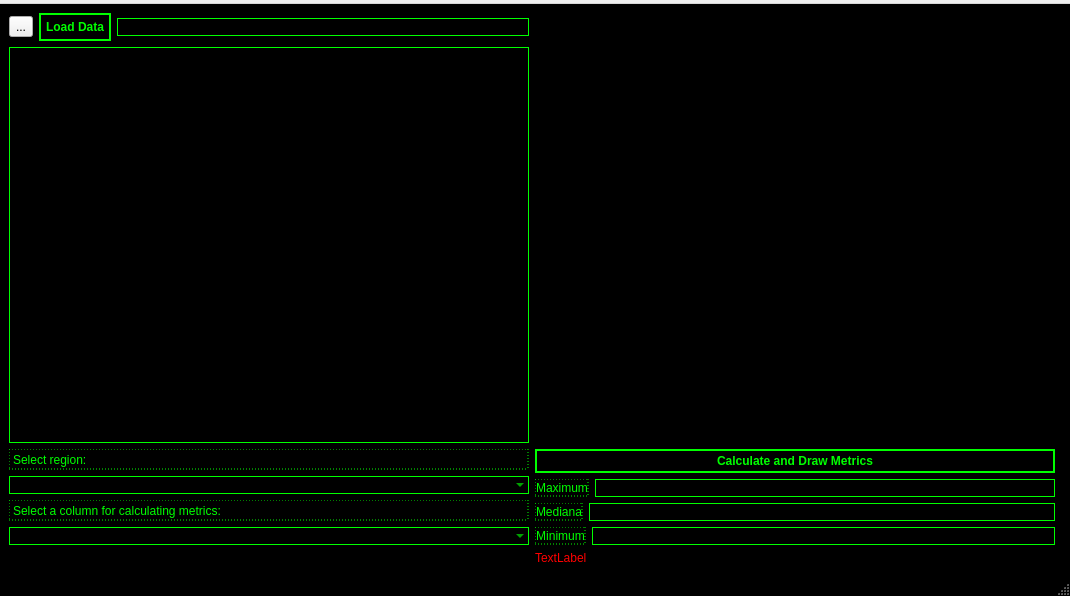
Above: mainwindow.ui from mashka-antonova/OP_lab_3 before the change. Below: the same form after it.
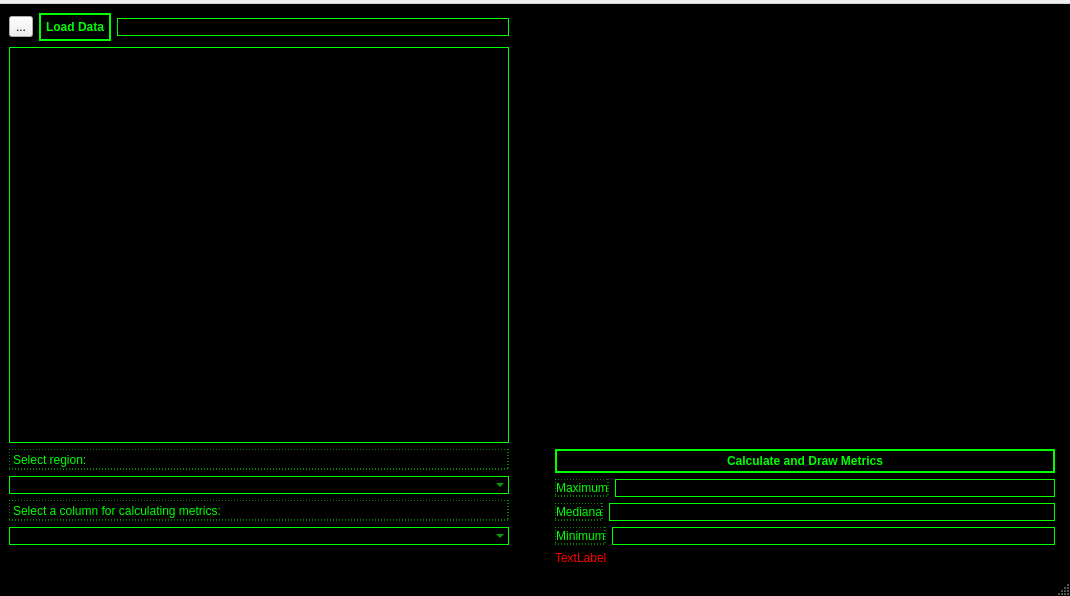
That is the form after the change. Icons and pictures are not drawn.

The edit to the form file:
```diff
--- a/mainwindow.ui
+++ b/mainwindow.ui
@@ -83,37 +83,48 @@
   </property>
   <widget class="QWidget" name="centralwidget">
    <layout class="QGridLayout" name="gridLayout">
-    <item row="0" column="0">
-     <layout class="QHBoxLayout" name="horizontalLayout">
+    <item row="2" column="2">
+     <layout class="QVBoxLayout" name="verticalLayout_4">
       <item>
-       <widget class="QToolButton" name="selectFile">
-        <property name="text">
-         <string>...</string>
-        </property>
-        <property name="icon">
-         <iconset resource="source.qrc">
-          <normaloff>:/icon/papka.jpg</normaloff>:/icon/papka.jpg</iconset>
-        </property>
-        <property name="iconSize">
+       <widget class="QPushButton" name="calculateMetrix">
+        <property name="maximumSize">
          <size>
-          <width>30</width>
-          <height>30</height>
+          <width>16777215</width>
+          <height>24</height>
          </size>
         </property>
-       </widget>
-      </item>
-      <item>
-       <widget class="QPushButton" name="loadData">
         <property name="styleSheet">
          <string notr="true">font: 9pt &quot;Courier New&quot;;</string>
         </property>
         <property name="text">
-         <string>Load Data</string>
+         <string>Calculate and Draw Metrics</string>
         </property>
        </widget>
       </item>
       <item>
-       <widget class="QLineEdit" name="filePath">
+       <layout class="QHBoxLayout" name="horizontalLayout_11">
+        <item>
+         <widget class="QLabel" name="label_5">
+          <property name="styleSheet">
+           <string notr="true">color: #00FF00;
+background-color: #000000;
+border: 1px solid #00FF00;
+font-family: &quot;Courier New&quot;, monospace;
+border-style: dashed</string>
+          </property>
+          <property name="text">
+           <string>Maximum</string>
+          </property>
+          <property name="alignment">
+           <set>Qt::AlignmentFlag::AlignCenter</set>
+          </property>
+          <property name="wordWrap">
+           <bool>false</bool>
+          </property>
+         </widget>
+        </item>
+        <item>
+         <widget class="QLineEdit" name="maximum">
         <property name="readOnly">
          <bool>true</bool>
         </property>
@@ -121,10 +132,10 @@
       </item>
      </layout>
     </item>
-    <item row="2" column="0">
-     <layout class="QVBoxLayout" name="verticalLayout_2">
       <item>
-       <widget class="QLabel" name="label">
+       <layout class="QHBoxLayout" name="horizontalLayout_12">
+        <item>
+         <widget class="QLabel" name="label_4">
         <property name="styleSheet">
          <string notr="true">color: #00FF00;
 background-color: #000000;
@@ -133,15 +144,26 @@
 border-style: dashed</string>
         </property>
         <property name="text">
-         <string>Select region:</string>
-        </property>
+           <string>Mediana</string>
+          </property>
+          <property name="alignment">
+           <set>Qt::AlignmentFlag::AlignCenter</set>
+          </property>
        </widget>
       </item>
       <item>
-       <widget class="QComboBox" name="regionInput"/>
-      </item>
+         <widget class="QLineEdit" name="mediana">
+          <property name="readOnly">
+           <bool>true</bool>
+          </property>
+         </widget>
+        </item>
+       </layout>
+      </item>
       <item>
-       <widget class="QLabel" name="label_2">
+       <layout class="QHBoxLayout" name="horizontalLayout_13">
+        <item>
+         <widget class="QLabel" name="label_3">
         <property name="styleSheet">
          <string notr="true">color: #00FF00;
 background-color: #000000;
@@ -150,12 +172,21 @@
 border-style: dashed</string>
         </property>
         <property name="text">
-         <string>Select a column for calculating metrics:</string>
-        </property>
+           <string>Minimum</string>
+          </property>
+          <property name="alignment">
+           <set>Qt::AlignmentFlag::AlignCenter</set>
+          </property>
        </widget>
       </item>
       <item>
-       <widget class="QComboBox" name="columnInput"/>
+         <widget class="QLineEdit" name="minimum">
+          <property name="readOnly">
+           <bool>true</bool>
+          </property>
+         </widget>
+        </item>
+       </layout>
       </item>
      </layout>
     </item>
@@ -214,55 +245,51 @@
       </property>
      </widget>
     </item>
-    <item row="3" column="1">
+    <item row="3" column="2">
      <widget class="QLabel" name="outputErrorLabel">
       <property name="text">
        <string>TextLabel</string>
       </property>
      </widget>
     </item>
-    <item row="2" column="1">
-     <layout class="QVBoxLayout" name="verticalLayout_4">
+    <item row="1" column="2" colspan="2">
+     <widget class="QLabel" name="graph">
+      <property name="text">
+       <string>&lt;html&gt;&lt;head/&gt;&lt;body&gt;&lt;p&gt;&lt;br/&gt;&lt;/p&gt;&lt;/body&gt;&lt;/html&gt;</string>
+      </property>
+     </widget>
+    </item>
+    <item row="0" column="0">
+     <layout class="QHBoxLayout" name="horizontalLayout">
       <item>
-       <widget class="QPushButton" name="calculateMetrix">
-        <property name="maximumSize">
+       <widget class="QToolButton" name="selectFile">
+        <property name="text">
+         <string>...</string>
+        </property>
+        <property name="icon">
+         <iconset resource="source.qrc">
+          <normaloff>:/icon/papka.jpg</normaloff>:/icon/papka.jpg</iconset>
+        </property>
+        <property name="iconSize">
          <size>
-          <width>16777215</width>
-          <height>24</height>
+          <width>30</width>
+          <height>30</height>
          </size>
         </property>
+       </widget>
+      </item>
+      <item>
+       <widget class="QPushButton" name="loadData">
         <property name="styleSheet">
          <string notr="true">font: 9pt &quot;Courier New&quot;;</string>
         </property>
         <property name="text">
-         <string>Calculate and Draw Metrics</string>
+         <string>Load Data</string>
         </property>
        </widget>
       </item>
       <item>
-       <layout class="QHBoxLayout" name="horizontalLayout_11">
-        <item>
-         <widget class="QLabel" name="label_5">
-          <property name="styleSheet">
-           <string notr="true">color: #00FF00;
-background-color: #000000;
-border: 1px solid #00FF00;
-font-family: &quot;Courier New&quot;, monospace;
-border-style: dashed</string>
-          </property>
-          <property name="text">
-           <string>Maximum</string>
-          </property>
-          <property name="alignment">
-           <set>Qt::AlignmentFlag::AlignCenter</set>
-          </property>
-          <property name="wordWrap">
-           <bool>false</bool>
-          </property>
-         </widget>
-        </item>
-        <item>
-         <widget class="QLineEdit" name="maximum">
+       <widget class="QLineEdit" name="filePath">
           <property name="readOnly">
            <bool>true</bool>
           </property>
@@ -270,10 +297,10 @@
         </item>
        </layout>
       </item>
+    <item row="2" column="0">
+     <layout class="QVBoxLayout" name="verticalLayout_2">
       <item>
-       <layout class="QHBoxLayout" name="horizontalLayout_12">
-        <item>
-         <widget class="QLabel" name="label_4">
+       <widget class="QLabel" name="label">
           <property name="styleSheet">
            <string notr="true">color: #00FF00;
 background-color: #000000;
@@ -282,26 +309,15 @@
 border-style: dashed</string>
           </property>
           <property name="text">
-           <string>Mediana</string>
-          </property>
-          <property name="alignment">
-           <set>Qt::AlignmentFlag::AlignCenter</set>
-          </property>
+         <string>Select region:</string>
+        </property>
          </widget>
         </item>
         <item>
-         <widget class="QLineEdit" name="mediana">
-          <property name="readOnly">
-           <bool>true</bool>
-          </property>
-         </widget>
-        </item>
-       </layout>
-      </item>
+       <widget class="QComboBox" name="regionInput"/>
+      </item>
       <item>
-       <layout class="QHBoxLayout" name="horizontalLayout_13">
-        <item>
-         <widget class="QLabel" name="label_3">
+       <widget class="QLabel" name="label_2">
           <property name="styleSheet">
            <string notr="true">color: #00FF00;
 background-color: #000000;
@@ -310,30 +326,30 @@
 border-style: dashed</string>
           </property>
           <property name="text">
-           <string>Minimum</string>
-          </property>
-          <property name="alignment">
-           <set>Qt::AlignmentFlag::AlignCenter</set>
-          </property>
+         <string>Select a column for calculating metrics:</string>
+        </property>
          </widget>
         </item>
         <item>
-         <widget class="QLineEdit" name="minimum">
-          <property name="readOnly">
-           <bool>true</bool>
-          </property>
-         </widget>
+       <widget class="QComboBox" name="columnInput"/>
         </item>
        </layout>
       </item>
-     </layout>
-    </item>
-    <item row="1" column="1" colspan="2">
-     <widget class="QLabel" name="label_6">
-      <property name="text">
-       <string>TextLabel</string>
+    <item row="1" column="1">
+     <spacer name="horizontalSpacer">
+      <property name="orientation">
+       <enum>Qt::Orientation::Horizontal</enum>
       </property>
-     </widget>
+      <property name="sizeType">
+       <enum>QSizePolicy::Policy::Maximum</enum>
+      </property>
+      <property name="sizeHint" stdset="0">
+       <size>
+        <width>40</width>
+        <height>20</height>
+       </size>
+      </property>
+     </spacer>
     </item>
    </layout>
   </widget>
```
Lines whose indentation alone changed are shown as unchanged.
